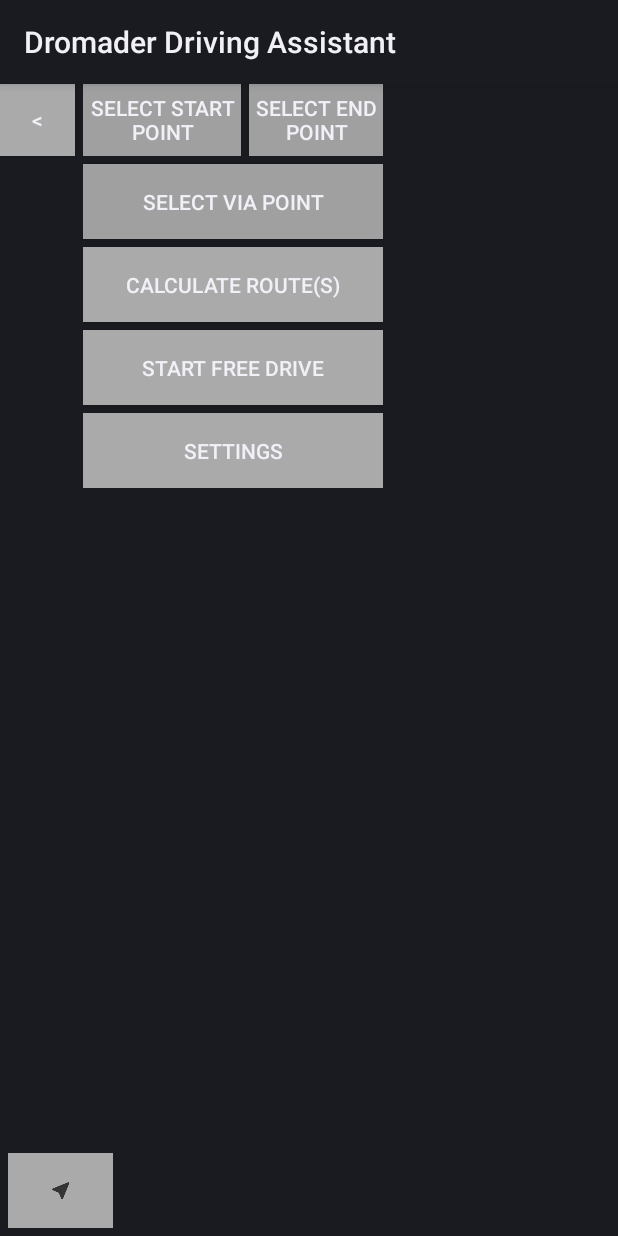
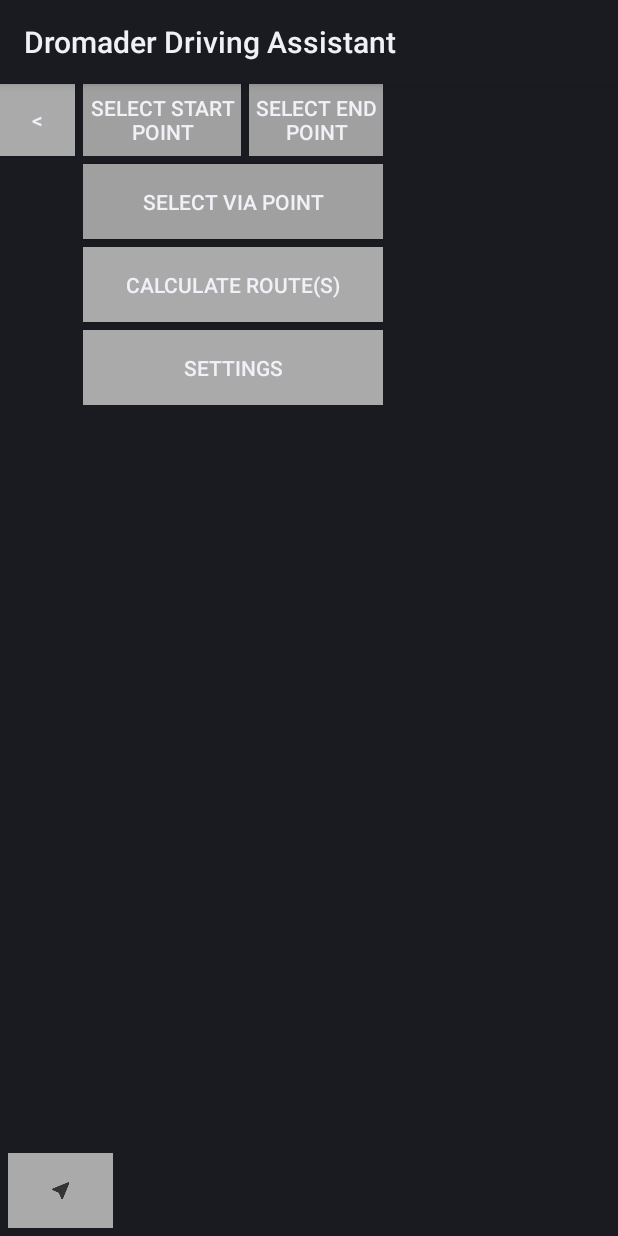
Before and after one commit to krzysiekk1/DromaderDrivingAssistant, an Android app: the layout layout_navigation_ui.xml on its own in the app's theme, with its tools: preview values and no code run, on a phone screen of 412 x 824 dp. Run offline under Robolectric (Android 15) with nearby library versions, the phone set to English and light mode, and no system bars.

Commit message:
free drive button deleted

```diff
--- a/app/src/main/res/layout/layout_navigation_ui.xml
+++ b/app/src/main/res/layout/layout_navigation_ui.xml
@@ -83,16 +83,6 @@
             android:textSize="14dp"/>
 
         <Button
-            android:id="@+id/start_free_drive_button"
-            android:layout_width="fill_parent"
-            android:layout_marginTop="5dp"
-            android:layout_height="50dp"
-            android:background="@android:color/darker_gray"
-            android:onClick="onClick"
-            android:text="@string/start_free_drive"
-            android:textSize="14dp"/>
-
-        <Button
             android:id="@+id/settings_button"
             android:background="@android:color/darker_gray"
             android:layout_marginTop="5dp"
--- a/app/src/main/res/values/strings.xml
+++ b/app/src/main/res/values/strings.xml
@@ -58,8 +58,6 @@
     <string name="start_point_nav">Select start point</string>
     <string name="end_point_nav">Select end point</string>
     <string name="calculate_routes">Calculate route(s)</string>
-    <string name="start_free_walk">Start free walk</string>
-    <string name="start_free_drive">Start free drive</string>
     <string name="settings_nav_ui">Settings</string>
     <string name="on_button"> On </string>
     <string name="off_button">Off</string>
--- a/debugkit/src/main/res/layout/layout_navigation_ui.xml
+++ b/debugkit/src/main/res/layout/layout_navigation_ui.xml
@@ -83,16 +83,6 @@
             android:textSize="14dp" />
 
         <Button
-            android:id="@+id/start_free_drive_button"
-            android:layout_width="fill_parent"
-            android:layout_height="50dp"
-            android:layout_marginTop="5dp"
-            android:background="@android:color/darker_gray"
-            android:onClick="onClick"
-            android:text="@string/start_free_drive"
-            android:textSize="14dp" />
-
-        <Button
             android:id="@+id/settings_button"
             android:layout_width="fill_parent"
             android:layout_height="50dp"
--- a/debugkit/src/main/res/layout/settings_position_file_type.xml
+++ b/debugkit/src/main/res/layout/settings_position_file_type.xml
@@ -8,8 +8,4 @@
         android:id="@+id/log_type"
         layout="@layout/element_debug_kit_radio_button" />
 
-    <include
-        android:id="@+id/gpx_type"
-        layout="@layout/element_debug_kit_radio_button" />
-
 </LinearLayout>
--- a/debugkit/src/main/res/values/strings.xml
+++ b/debugkit/src/main/res/values/strings.xml
@@ -131,8 +131,6 @@
     <string name="start_point_nav">Select start point</string>
     <string name="end_point_nav">Select end point</string>
     <string name="calculate_routes">Calculate route(s)</string>
-    <string name="start_free_walk">Start free walk</string>
-    <string name="start_free_drive">Start free drive</string>
     <string name="settings_nav_ui">Settings</string>
     <string name="on_button"> On </string>
     <string name="off_button">Off</string>
```
Also changed, not shown: app/src/main/java/com/skobbler/sdkdemo/activity/MapActivity.java (+0 -58 lines), app/src/main/java/com/skobbler/sdkdemo/activity/SplashActivity.java (+2 -18 lines), 4 other files.
